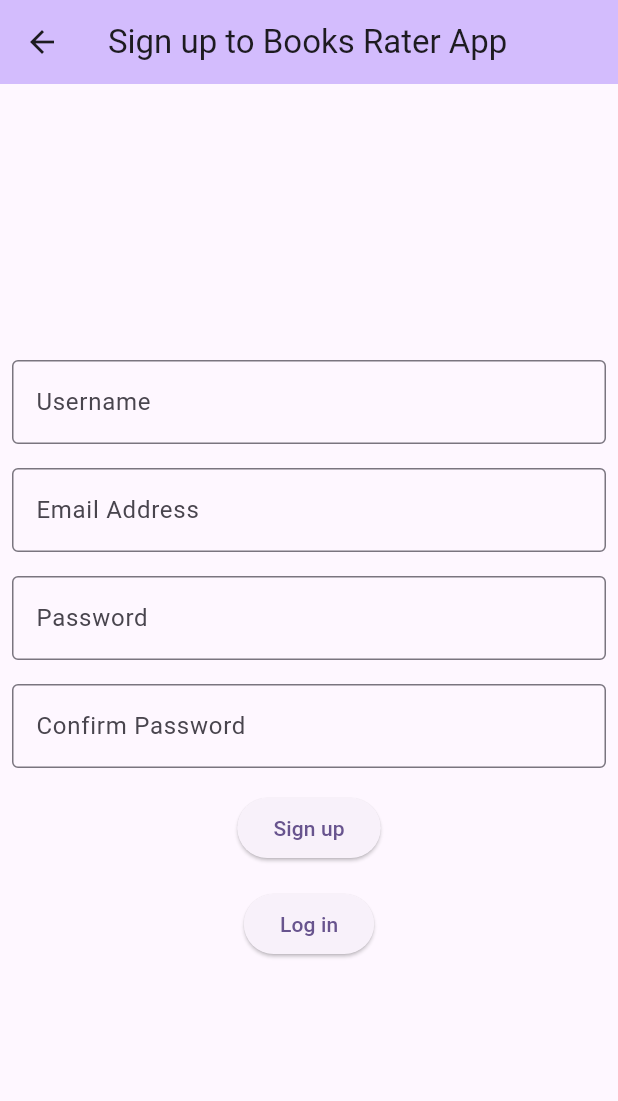
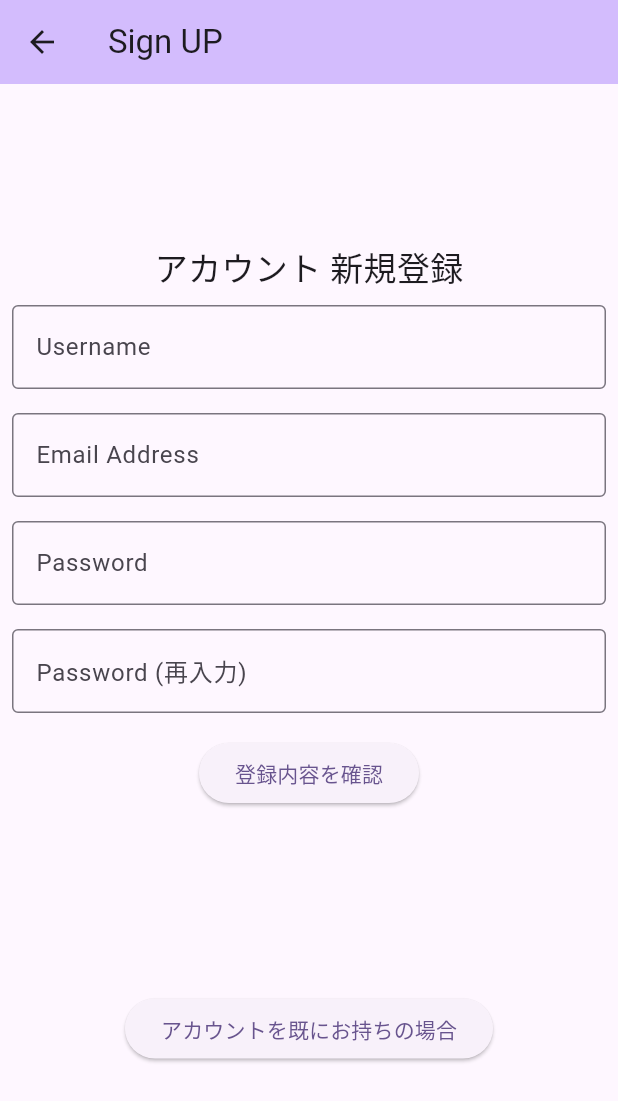
Before and after one commit to Haruki1090/Books-Rater, a Flutter app: the SignUpPage screen opened directly, on a phone screen of 412 x 824 dp. Shown: the top 1101 px of the screen. Run offline on Flutter 3.47's test engine with Material 3 defaults, Android fonts, the phone set to English and light mode, and no system bars; our stand-ins replace firebase_auth, firebase_core, flutter_riverpod; accounts and stored records are empty; generated files the repository leaves out were written again.

Commit message:
SignIn SignUpの互換

```diff
--- a/lib/sign_in_page.dart
+++ b/lib/sign_in_page.dart
@@ -19,12 +19,16 @@ class _SignInPageState extends ConsumerState<SignInPage> {
     return Scaffold(
       appBar: AppBar(
         backgroundColor: Theme.of(context).colorScheme.inversePrimary,
-        title: const Text('Sign in to Books Rater App'),
+        title: const Text('サインイン'),
       ),
       body: Center(
         child: Column(
+          mainAxisAlignment: MainAxisAlignment.spaceEvenly,
+          children: <Widget>[
+            Container(
+              child: Column(
                 mainAxisAlignment: MainAxisAlignment.center,
-          children: <Widget>[
+                children: [
                   Padding(
                     padding: const EdgeInsets.all(8.0),
                     child: TextField(
@@ -90,7 +94,10 @@ class _SignInPageState extends ConsumerState<SignInPage> {
                           _showErrorDialog('ログインに失敗しました。');
                         }
                       },
-                child: const Text('Sign in'),
+                      child: const Text('サインイン'),
+                    ),
+                  ),
+                ],
               ),
             ),
             Padding(
@@ -102,7 +109,7 @@ class _SignInPageState extends ConsumerState<SignInPage> {
                     MaterialPageRoute(builder: (context) => SignUpPage()),
                   );
                 },
-                child: const Text('Sign up'),
+                child: const Text('アカウントをお持ちでない場合'),
               ),
             ),
           ],
--- a/lib/sign_up_page.dart
+++ b/lib/sign_up_page.dart
@@ -1,5 +1,7 @@
+import 'package:firebase_auth/firebase_auth.dart';
 import 'package:flutter/material.dart';
 import 'package:flutter_riverpod/flutter_riverpod.dart';
+
 
 class SignUpPage extends ConsumerStatefulWidget {
   const SignUpPage({super.key});
@@ -7,6 +9,8 @@ class SignUpPage extends ConsumerStatefulWidget {
   @override
   ConsumerState<SignUpPage> createState() => _SignUpPageState();
 }
+
+final firebaseAuthProvider = StateProvider((ref) => FirebaseAuth.instance);
 
 class _SignUpPageState extends ConsumerState<SignUpPage> {
   final _usernameController = TextEditingController(); // username
@@ -19,13 +23,23 @@ class _SignUpPageState extends ConsumerState<SignUpPage> {
     return Scaffold(
       appBar: AppBar(
         backgroundColor: Theme.of(context).colorScheme.inversePrimary,
-        title: const Text('Sign up to Books Rater App'),
+        title: const Text('Sign UP'),
       ),
       body: Center(
         child: Column(
           /// Sign up Form
+          mainAxisAlignment: MainAxisAlignment.spaceEvenly,
+          children: <Widget>[
+            Container(
+              child: Column(
                 mainAxisAlignment: MainAxisAlignment.center,
-          children: <Widget>[
+                children: [
+                  Text(
+                    'アカウント 新規登録',
+                    style: TextStyle(
+                      fontSize: 22,
+                    ),
+                  ),
                   // username
                   Padding(
                     padding: const EdgeInsets.all(8.0),
@@ -65,7 +79,7 @@ class _SignUpPageState extends ConsumerState<SignUpPage> {
                     child: TextField(
                       controller: _confirmPasswordController,
                       decoration: const InputDecoration(
-                  labelText: 'Confirm Password',
+                        labelText: 'Password (再入力)',
                         border: OutlineInputBorder(),
                       ),
                     ),
@@ -74,18 +88,22 @@ class _SignUpPageState extends ConsumerState<SignUpPage> {
                   Padding(
                     padding: const EdgeInsets.all(8.0),
                     child: ElevatedButton(
-                onPressed: () {},
-                child: const Text('Sign up'),
+                      onPressed: () {
+
+                      },
+                      child: const Text('登録内容を確認'),
                     ),
                   ),
-            //Log in button
+                ],
+              )
+            ),
             Padding(
               padding: const EdgeInsets.all(8.0),
               child: ElevatedButton(
                 onPressed: () {
-                  Navigator.pushNamed(context, '/log_in');
+                  Navigator.pop(context);
                 },
-                child: const Text('Log in'),
+                child: const Text('アカウントを既にお持ちの場合'),
               ),
             ),
           ],
```
Lines whose indentation alone changed are shown as unchanged.
